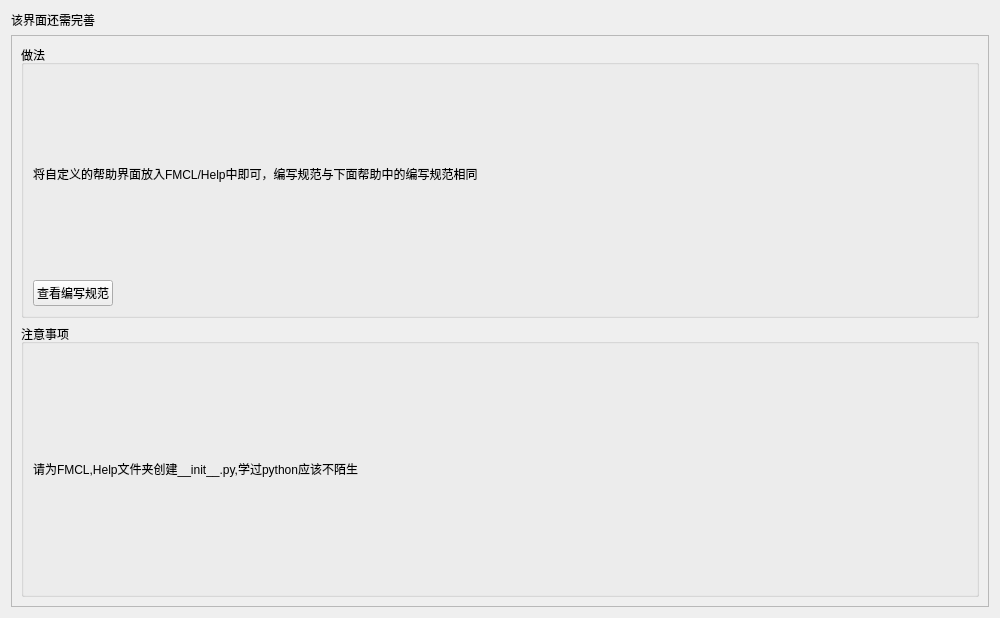
1604042736/FMCL, file Ui/AllHelp/CustomHelp.ui: the form before one commit.
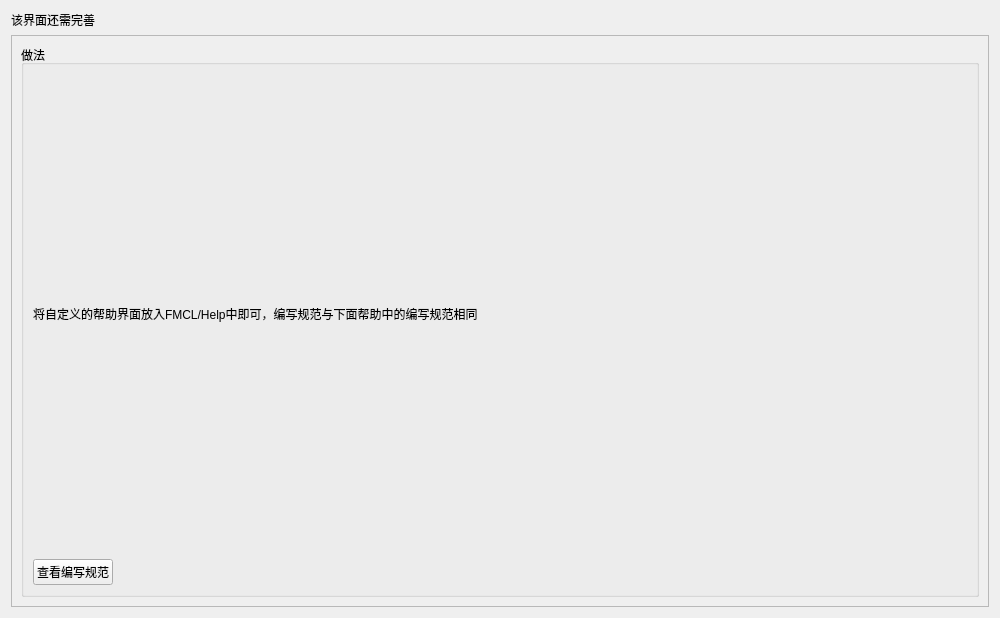
The form after the commit.

```diff
--- a/Ui/AllHelp/CustomHelp.ui
+++ b/Ui/AllHelp/CustomHelp.ui
@@ -78,25 +78,6 @@
          </layout>
         </widget>
        </item>
-       <item row="1" column="0">
-        <widget class="QGroupBox" name="groupBox_2">
-         <property name="title">
-          <string>注意事项</string>
-         </property>
-         <layout class="QGridLayout" name="gridLayout_3">
-          <item row="0" column="0">
-           <widget class="QLabel" name="label_2">
-            <property name="text">
-             <string>请为FMCL,Help文件夹创建__init__.py,学过python应该不陌生</string>
-            </property>
-            <property name="wordWrap">
-             <bool>true</bool>
-            </property>
-           </widget>
-          </item>
-         </layout>
-        </widget>
-       </item>
       </layout>
      </widget>
     </widget>
```
